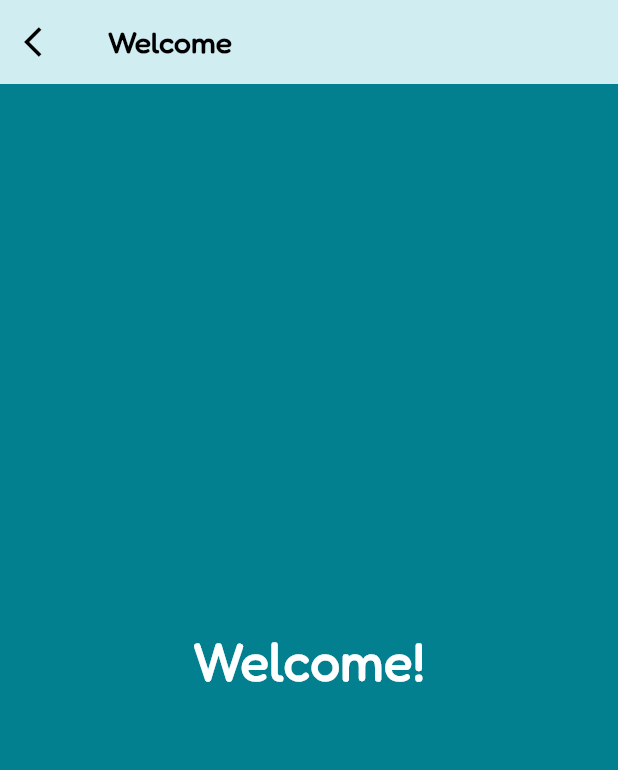
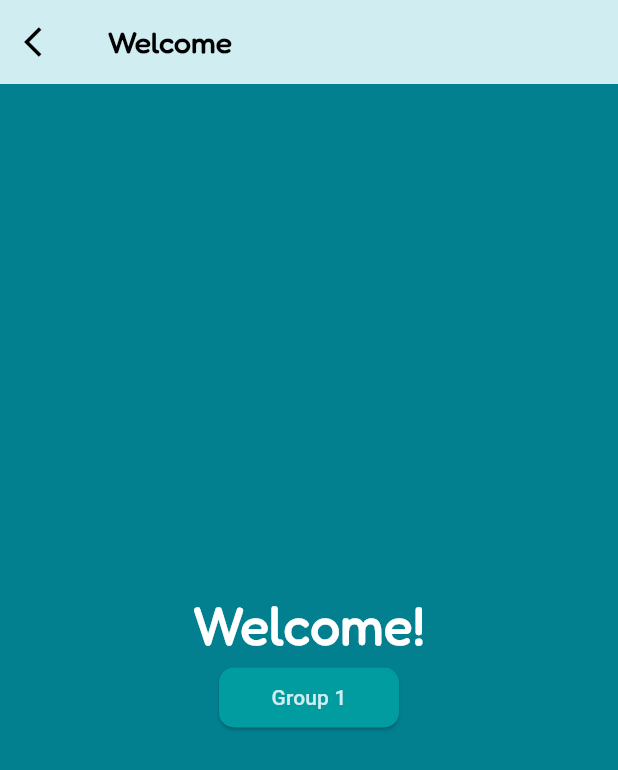
Before and after one commit to elviazamora338/app_2024, a Flutter app: the WelcomeScreen screen opened directly, on a phone screen of 412 x 824 dp. Shown: the top 770 px of the screen. Run offline on Flutter 3.47's test engine with Material 3 defaults, Android fonts, the phone set to English and light mode, and no system bars.

Commit message:
Added Group Selection button and UI

```diff
--- a/lib/main.dart
+++ b/lib/main.dart
@@ -33,7 +33,7 @@ class MyApp extends StatelessWidget {
         colorScheme: ColorScheme.fromSeed(seedColor: Colors.deepPurple),
         useMaterial3: true,
       ),
-      home: SplashScreen(),
+      home: WelcomeScreen(),
     );
   }
 }
--- a/lib/screens/welcome_screen.dart
+++ b/lib/screens/welcome_screen.dart
@@ -35,7 +35,7 @@ class _WelcomeScreenState extends State<WelcomeScreen> {
         backgroundColor: const Color(0xFFD0EDF2),
       ),
       backgroundColor: const Color(0xFF028090),
-      body:const Center(
+      body:Center(
         // creating a column
         child: Column(
           // making sure it's in the center of screen
@@ -43,8 +43,8 @@ class _WelcomeScreenState extends State<WelcomeScreen> {
           // children of the column
           children:
           [
-            // the text title is login
-            Text("Welcome!",
+            // the text title is welcome
+            const Text("Welcome!",
               textAlign: TextAlign.left,
               style: TextStyle(
                 color: Colors.white,
@@ -53,9 +53,31 @@ class _WelcomeScreenState extends State<WelcomeScreen> {
                 fontWeight: FontWeight.bold,
               ),
             ),
+
+/////////////////////////////////////////////////////////////////////////////////////////////////////////////////
+            // Need to create a function to insert as many buttons depending on how many groups
+            // user has in database (This is part of Database Sprint Task)
+            // for now create a function to navigate or insert navigate functionality for user to go to
+            // Home Screen with dummy button -E
+            ElevatedButton(onPressed: () {},
+               style: ElevatedButton.styleFrom(
+                backgroundColor: const Color(0xFF019C9F),
+                minimumSize: const Size(120, 40),
+                    shape: RoundedRectangleBorder(
+                      borderRadius: BorderRadius.circular(10),
+                    ),
+               ),
+              child: const Text("Group 1",
+                style: TextStyle(
+                  color:  Color(0xFFD0EDF2),
+                  fontSize: 14,
+                ),
+              ),
+            )
           ],
         ),
       ),
     );
   }
+
 }
--- a/test_driver/app_test.dart
+++ b/test_driver/app_test.dart
@@ -85,6 +85,9 @@ void main() {
     });
   test("should see welcome screen if login successsful", () async {
 
+
+////////////////////////////////////////////////////////////////////////
+///      REMOVE THIS SECTION IN ORDER TO TEST GROUP BUTTON TO HOME SCREEN
       //should get successful login text
       expect(await driver?.getText(find.text('Welcome!')), 'Welcome!');
       // Go back to the main screen using the back button on the app bar
@@ -92,8 +95,29 @@ void main() {
       await Future.delayed(const Duration(seconds: 1));
       await driver?.tap(find.byTooltip('Back'));
       await Future.delayed(const Duration(seconds: 3));
+///////////////////////////////////////////////////////////////////////////////
+    });
+/////////////////////////////////////////////////////////////////////////////////////////////////////
+///  Here you will create a test to check if the button works correctly -E
+    test("user should be able to choose a group", () async {
 
-    });
+      // driver should tap button with the text "Group1"
+
+      // Button should take user to the group's home page and so
+      // the driver should find the text "Home"
+
+///////// UNCOMMENT THIS SECTION AFTER CODE IS COMPLETE TO TEST//////////////////////////////////////////////
+      // // YOU CAN TEST YOUR TESTS BY OPENING YOUR EMULATOR AND RUNNING THIS COMMAND
+      // // IN YOUR VSC TERMINAL flutter drive --target=test_driver/app.dart
+
+      // // Go back to the main screen using the back button on the app bar
+      // print('Tapping back icon to return to main screen');
+      // await Future.delayed(const Duration(seconds: 1));
+      // await driver?.tap(find.byTooltip('Back'));
+      // await Future.delayed(const Duration(seconds: 3));
+
+
+    },skip:true);
 
   });
 
```
